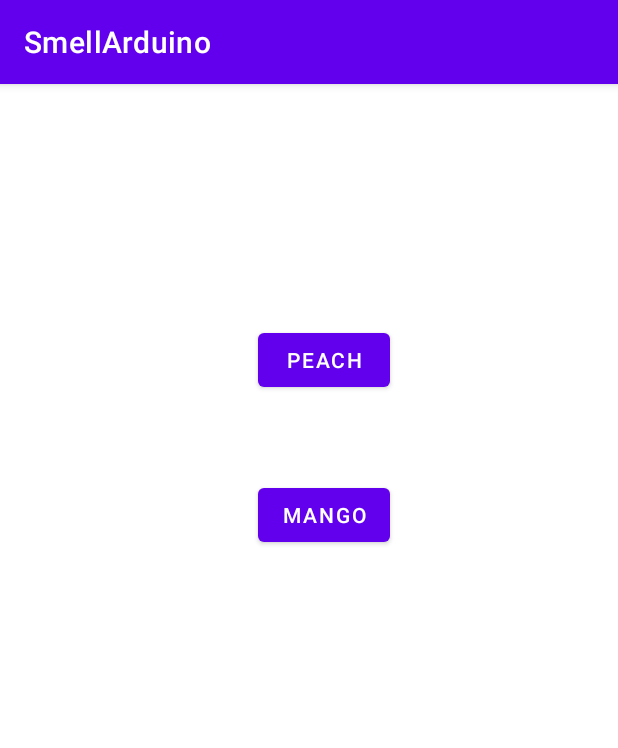
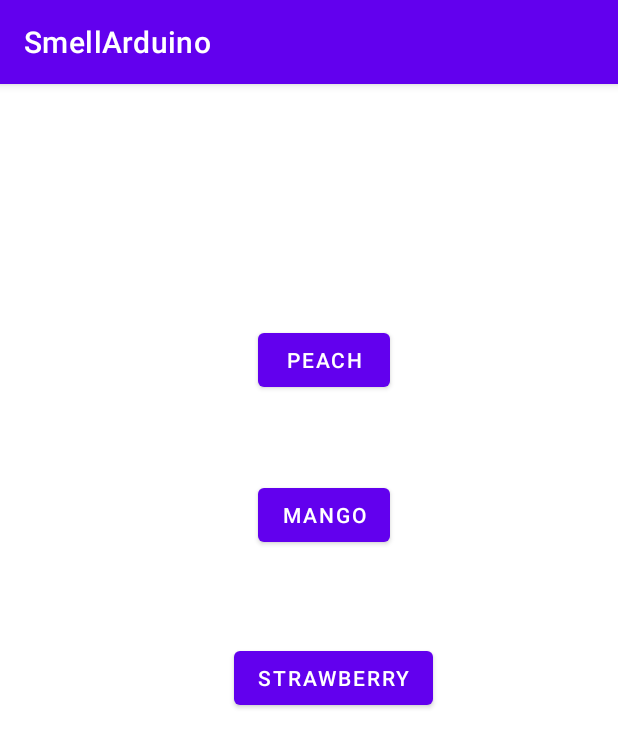
Before and after one commit to ETS-Android2/smell-kiosk, an Android app: the screen it shows after launch (MainActivity), on a phone screen of 412 x 824 dp. Shown: the top 748 px of the screen. Run offline under Robolectric (Android 15) with nearby library versions, the phone set to English and light mode, and no system bars.

Commit message:
added third button

```diff
--- a/android studio/app/src/main/java/com/example/smellarduino/MainActivity.java
+++ b/android studio/app/src/main/java/com/example/smellarduino/MainActivity.java
@@ -11,8 +11,10 @@ public class MainActivity extends AppCompatActivity {
 
     private Button peachButton;
     private Button mangoButton;
+    private Button strawberryButton;
     private boolean peachSmellEnabled = false;
     private boolean mangoSmellEnabled = false;
+    private boolean strawberrySmellEnabled = false;
 
     @Override
     protected void onCreate(Bundle savedInstanceState) {
@@ -25,6 +27,7 @@ public class MainActivity extends AppCompatActivity {
 
         peachButton = findViewById(R.id.button);
         mangoButton = findViewById(R.id.button2);
+        strawberryButton = findViewById(R.id.button3);
 
         peachButton.setOnClickListener(new View.OnClickListener() {
             @Override
@@ -59,5 +62,22 @@ public class MainActivity extends AppCompatActivity {
                 startService(smellIntent);
             }
         });
+
+        strawberryButton.setOnClickListener(new View.OnClickListener() {
+            @Override
+            public void onClick(View view) {
+                Intent smellIntent = new Intent(getApplicationContext(), BluetoothService.class);
+                if (strawberrySmellEnabled) {
+                    smellIntent.putExtra("fanSpeed", 0);
+                    smellIntent.putExtra("fanLabel", "C");
+                    strawberrySmellEnabled = false;
+                } else {
+                    smellIntent.putExtra("fanSpeed", 1);
+                    smellIntent.putExtra("fanLabel", "C");
+                    strawberrySmellEnabled = true;
+                }
+                startService(smellIntent);
+            }
+        });
     }
 }
--- a/android studio/app/src/main/res/layout/activity_main.xml
+++ b/android studio/app/src/main/res/layout/activity_main.xml
@@ -26,4 +26,14 @@
         app:layout_constraintStart_toStartOf="parent"
         app:layout_constraintTop_toTopOf="parent" />
 
+    <Button
+        android:id="@+id/button3"
+        android:layout_width="wrap_content"
+        android:layout_height="wrap_content"
+        android:layout_marginStart="156dp"
+        android:layout_marginTop="372dp"
+        android:text="Strawberry"
+        app:layout_constraintStart_toStartOf="parent"
+        app:layout_constraintTop_toTopOf="parent" />
+
 </androidx.constraintlayout.widget.ConstraintLayout>
```
